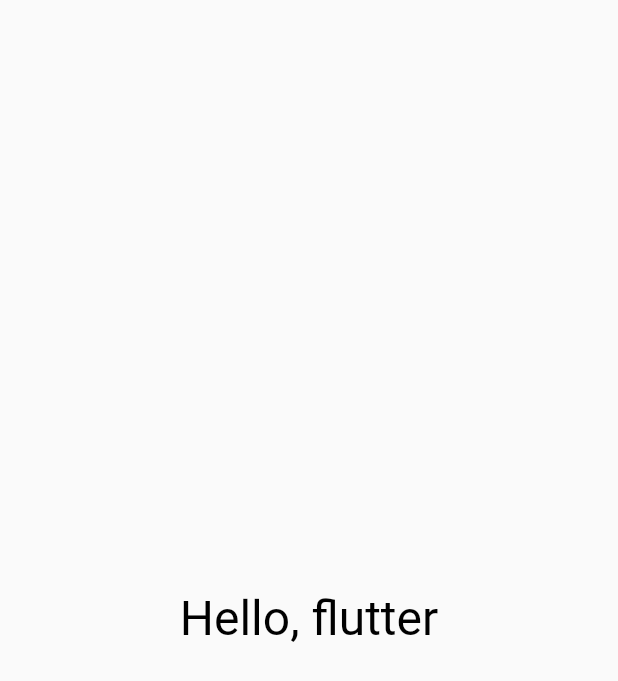
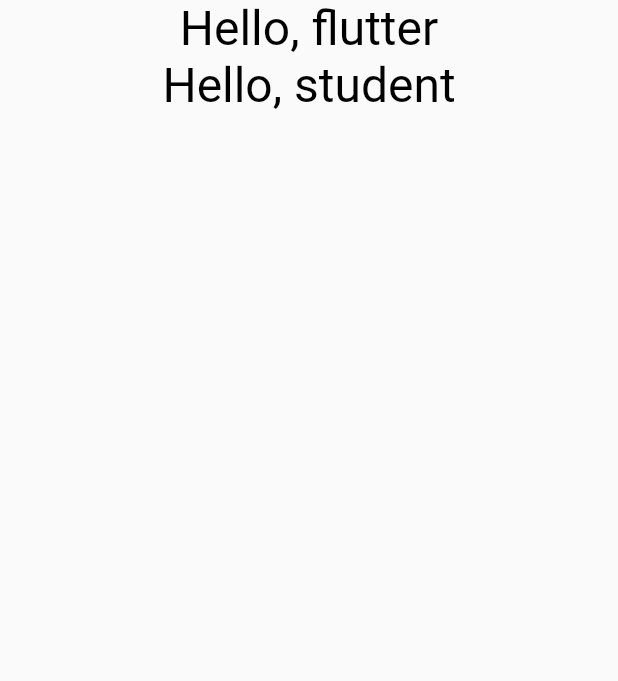
Before and after one commit to onlyone020608/202101175, a Flutter app: the screen it shows after launch, on a phone screen of 412 x 824 dp. Shown: the top 681 px of the screen. Run offline on Flutter 3.47's test engine with Material 2 defaults, Android fonts, the phone set to English and light mode, and no system bars.

Commit message:
Column 추가

```diff
--- a/lib/main.dart
+++ b/lib/main.dart
@@ -16,9 +16,17 @@ class testWidget extends StatelessWidget {
   @override
   Widget build(BuildContext context) {
     return Center(
-      child: Text(
-        "Hello, flutter",
-        style: TextStyle(fontSize: 32, color: Colors.black),
+      child: Column(
+        children: [
+          Text(
+            "Hello, flutter",
+            style: TextStyle(fontSize: 32, color: Colors.black),
+          ),
+          Text(
+            "Hello, student",
+            style: TextStyle(fontSize: 32, color: Colors.black),
+          ),
+        ],
       ),
     );
   }
```
